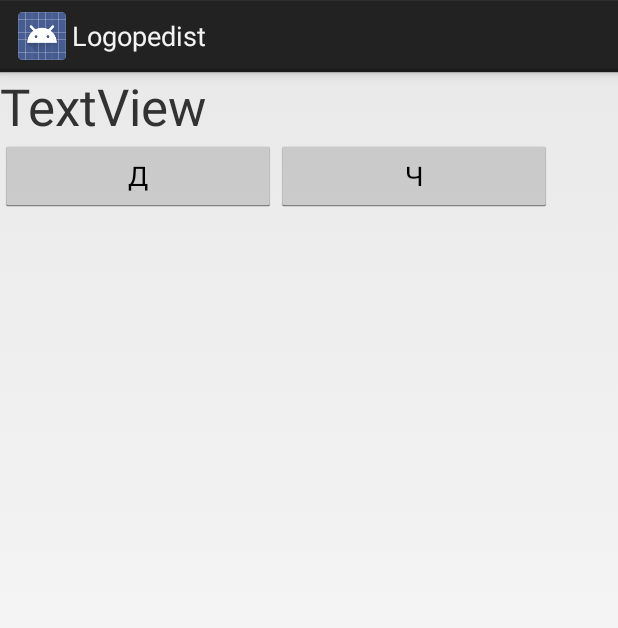
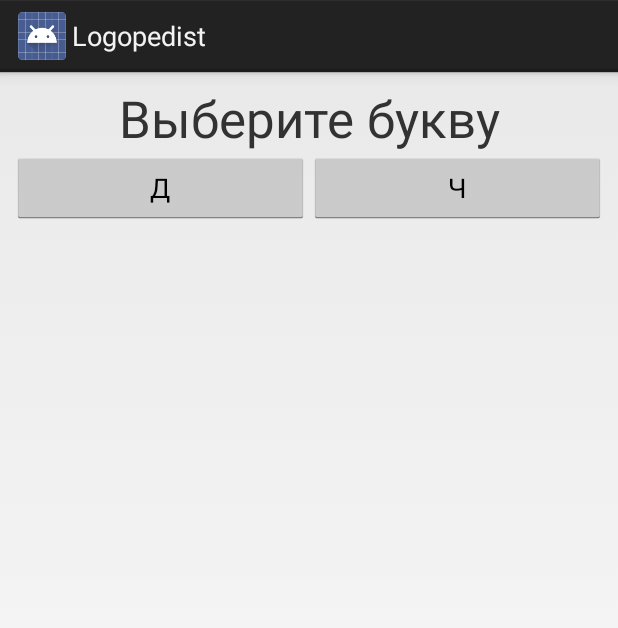
Before and after one commit to lexanuch/Logopedist, an Android app: the SelectSyllableActivity screen opened directly, with no data from a screen before it, on a phone screen of 412 x 824 dp. Shown: the top 628 px of the screen. Run offline under Robolectric (Android 15) with nearby library versions, the phone set to English and light mode, and no system bars.

Commit message:
18-05-2018

```diff
--- a/app/src/main/res/layout/activity_select_syllable.xml
+++ b/app/src/main/res/layout/activity_select_syllable.xml
@@ -7,17 +7,26 @@
     tools:context=".SelectSyllableActivity">
 
     <LinearLayout
-        android:layout_width="368dp"
-        android:layout_height="503dp"
+        android:layout_width="0dp"
+        android:layout_height="0dp"
+        android:layout_marginBottom="8dp"
+        android:layout_marginEnd="8dp"
+        android:layout_marginLeft="8dp"
+        android:layout_marginRight="8dp"
+        android:layout_marginStart="8dp"
+        android:layout_marginTop="8dp"
         android:orientation="vertical"
-        tools:layout_editor_absoluteX="8dp"
-        tools:layout_editor_absoluteY="8dp">
+        app:layout_constraintBottom_toBottomOf="parent"
+        app:layout_constraintEnd_toEndOf="parent"
+        app:layout_constraintStart_toStartOf="parent"
+        app:layout_constraintTop_toTopOf="parent">
 
         <TextView
             android:id="@+id/textView3"
             android:layout_width="match_parent"
             android:layout_height="wrap_content"
-            android:text="TextView"
+            android:gravity="center"
+            android:text="Выберите букву"
             android:textAppearance="@android:style/TextAppearance.Material.Display1" />
 
         <LinearLayout
```
Also changed, not shown: app/src/main/java/ru/mobasti/logopedist/SyllableActivity.java (+10 -1 lines), app/src/main/res/layout/activity_syllable.xml (+8 -5 lines).
